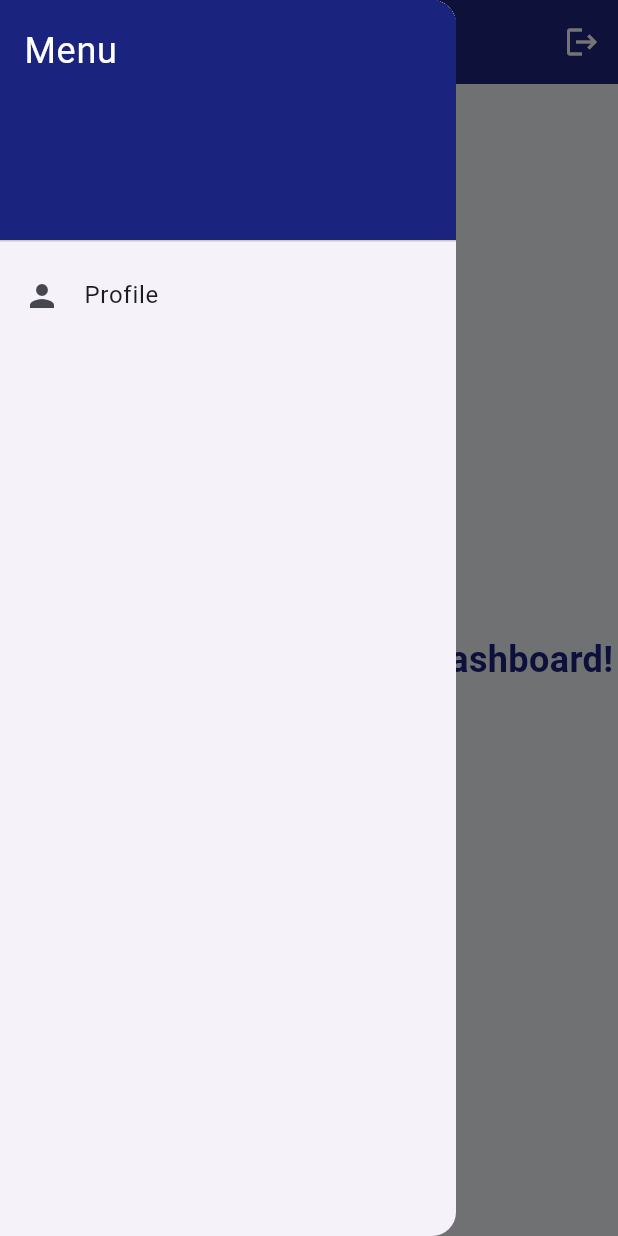
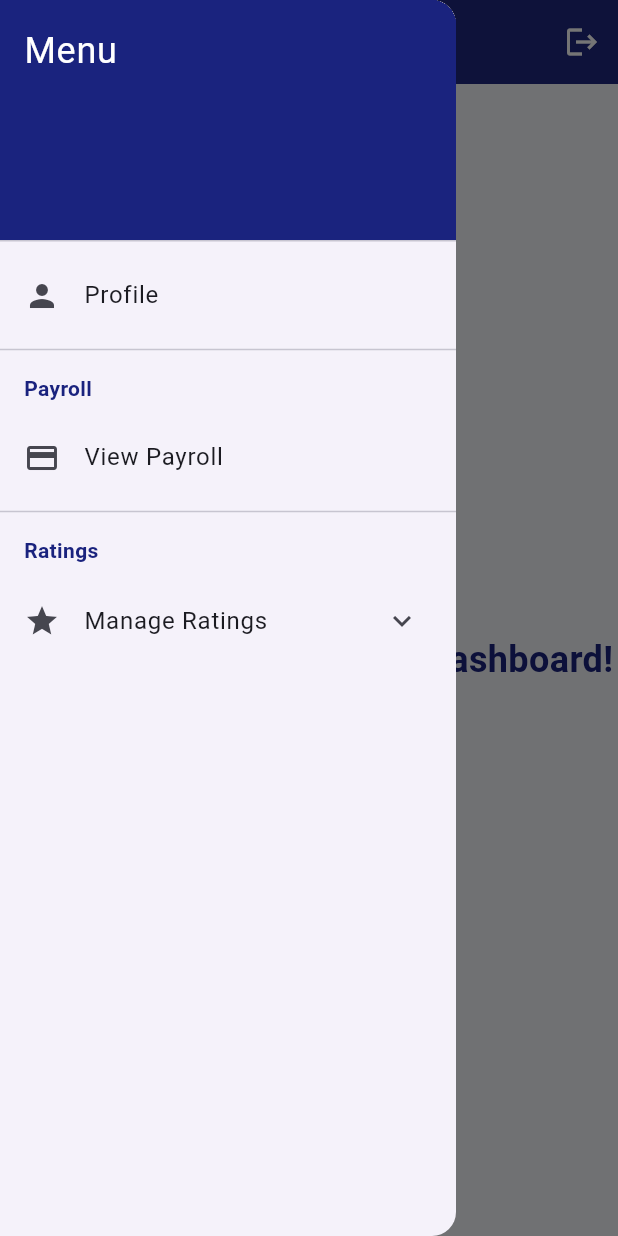
Before and after one commit to amala-26/workshop-gig-app, a Flutter app: the ForemanDashboard screen opened directly, with the side drawer open, on a phone screen of 412 x 824 dp. Run offline on Flutter 3.47's test engine with Material 3 defaults, Android fonts, the phone set to English and light mode, and no system bars; our stand-ins replace cloud_firestore, firebase_auth, firebase_core; accounts and stored records are empty; Roboto replaces fonts that are missing (Montserrat).

Commit message:
add page foreman

```diff
--- a/lib/foreman_dashboard.dart
+++ b/lib/foreman_dashboard.dart
@@ -2,6 +2,9 @@ import 'package:flutter/material.dart';
 import 'foreman_profile_page.dart';
 import 'package:firebase_auth/firebase_auth.dart';
 import 'package:cloud_firestore/cloud_firestore.dart';
+import 'view_payroll_foreman.dart';
+import 'add_rating_foreman.dart';
+import 'view_rating_foreman.dart';
 
 class ForemanDashboard extends StatelessWidget {
   const ForemanDashboard({Key? key}) : super(key: key);
@@ -63,6 +66,7 @@ class ForemanDashboard extends StatelessWidget {
               decoration: BoxDecoration(color: Color(0xFF1A237E)),
               child: Text('Menu', style: TextStyle(color: Colors.white, fontSize: 24)),
             ),
+            // Profile Section
             ListTile(
               leading: const Icon(Icons.person),
               title: const Text('Profile'),
@@ -87,6 +91,54 @@ class ForemanDashboard extends StatelessWidget {
                 }
               },
             ),
+
+            // Payroll Section
+            const Divider(),
+            const Padding(
+              padding: EdgeInsets.symmetric(horizontal: 16.0, vertical: 8.0),
+              child: Text('Payroll', style: TextStyle(fontWeight: FontWeight.bold)),
+            ),
+            ListTile(
+              leading: const Icon(Icons.payment),
+              title: const Text('View Payroll'),
+              onTap: () {
+                Navigator.push(
+                  context,
+                  MaterialPageRoute(builder: (context) => const ViewPayrollForeman()),
+                );
+              },
+            ),
+
+            // Ratings Section
+            const Divider(),
+            const Padding(
+              padding: EdgeInsets.symmetric(horizontal: 16.0, vertical: 8.0),
+              child: Text('Ratings', style: TextStyle(fontWeight: FontWeight.bold)),
+            ),
+            ExpansionTile(
+              leading: const Icon(Icons.star),
+              title: const Text('Manage Ratings'),
+              children: [
+                ListTile(
+                  title: const Text('Add Rating'),
+                  onTap: () {
+                    Navigator.push(
+                      context,
+                      MaterialPageRoute(builder: (context) => const AddRatingForeman()),
+                    );
+                  },
+                ),
+                ListTile(
+                  title: const Text('View Ratings'),
+                  onTap: () {
+                    Navigator.push(
+                      context,
+                      MaterialPageRoute(builder: (context) => const ViewRatingsForeman()),
+                    );
+                  },
+                ),
+              ],
+            ),
           ],
         ),
       ),
--- a/lib/main.dart
+++ b/lib/main.dart
@@ -13,6 +13,9 @@ import 'request_status_page.dart';
 import 'edit_inventory_page.dart';
 import 'workshop_payroll.dart';
 import 'view_payroll_screen.dart';
+import 'view_payroll_foreman.dart';
+import 'add_rating_foreman.dart';
+import 'view_rating_foreman.dart';
 
 void main() async {
   WidgetsFlutterBinding.ensureInitialized();
@@ -84,6 +87,14 @@ class MyApp extends StatelessWidget {
         // Payroll management routes
         '/add-payroll': (context) => const WorkshopPayroll(),
         '/view-payroll': (context) => const ViewPayrollScreen(),
+
+
+    '/view_payroll_foreman': (context) => const ViewPayrollForeman(),
+  '/add_rating_foreman': (context) => const AddRatingForeman(),
+  '/view_ratings_foreman': (context) => const ViewRatingsForeman(),
+
+
+
       },
 
       debugShowCheckedModeBanner: false,
```
Also changed, not shown: lib/add_rating_foreman.dart (added, +17 -0 lines), lib/view_payroll_foreman.dart (added, +17 -0 lines), lib/view_rating_foreman.dart (added, +17 -0 lines).
